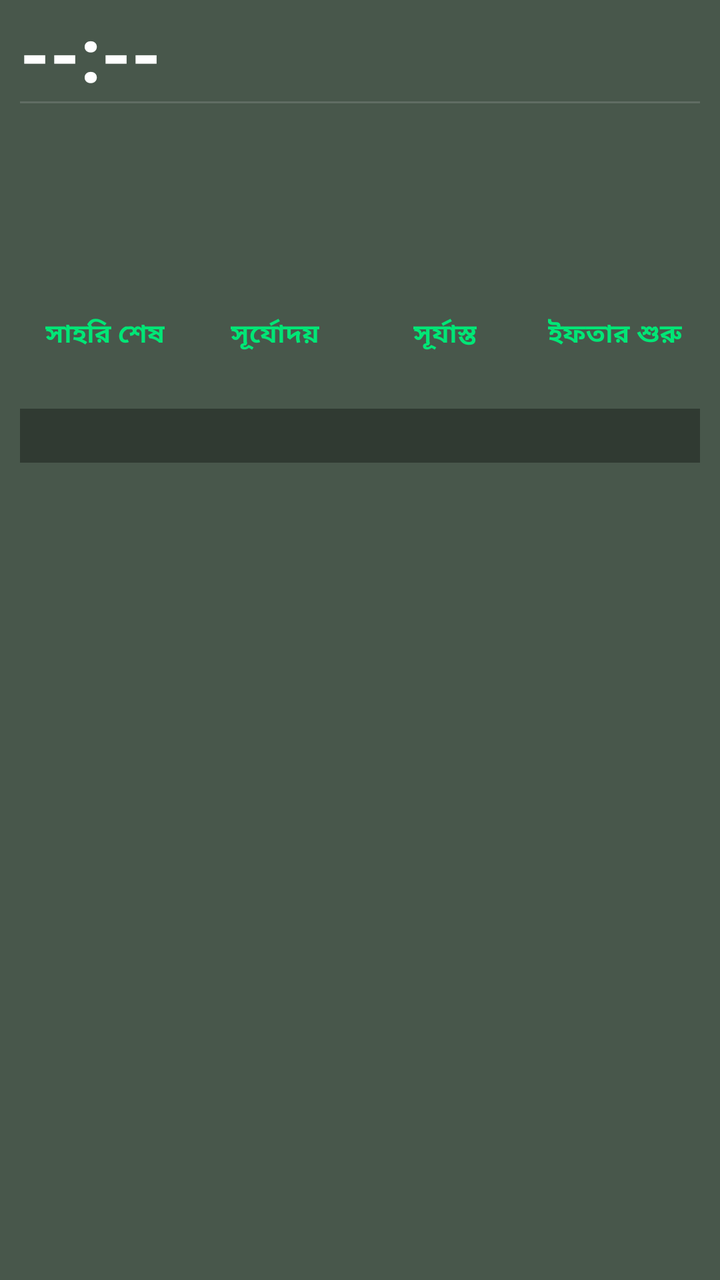
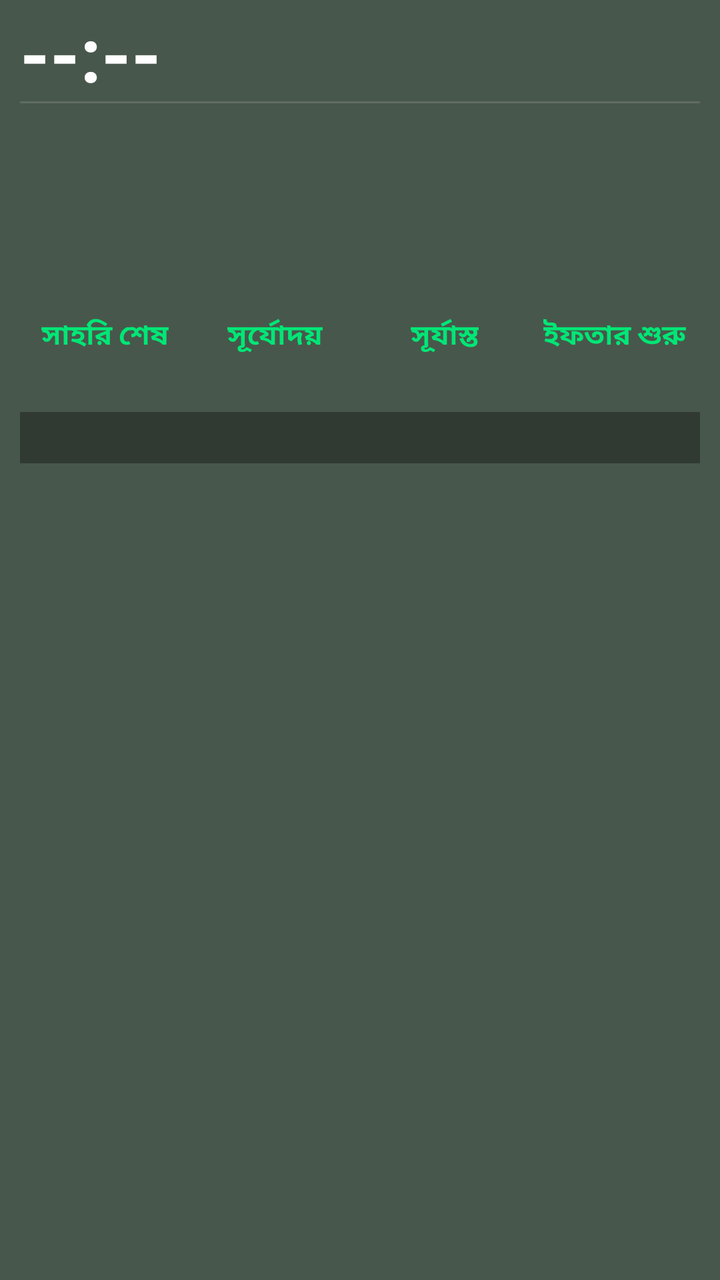

Before-and-after screenshots of an Android layout around one commit, followed by the original layout XML and the change that was made.
<!-- AndroidManifest.xml: fallback theme Theme.MaterialComponents.DayNight.NoActionBar -->
<!-- res/layout/prayer_widget_layout.xml -->
<?xml version="1.0" encoding="utf-8"?>
<LinearLayout xmlns:android="http://schemas.android.com/apk/res/android"
    android:layout_width="match_parent"
    android:layout_height="match_parent"
    android:orientation="vertical"
    android:background="@drawable/widget_background"
    android:paddingStart="10dp"
    android:paddingEnd="10dp"
    android:paddingTop="6dp"
    android:paddingBottom="8dp">

    
    <LinearLayout
        android:layout_width="match_parent"
        android:layout_height="wrap_content"
        android:orientation="horizontal"
        android:gravity="top">

        <TextView
            android:id="@+id/widget_time"
            android:layout_width="0dp"
            android:layout_height="wrap_content"
            android:layout_weight="1"
            android:text="--:--"
            android:textColor="#FFFFFF"
            android:textSize="38sp"
            android:textStyle="bold"
            android:includeFontPadding="false"
            android:gravity="start|center_vertical" />

        <LinearLayout
            android:layout_width="wrap_content"
            android:layout_height="wrap_content"
            android:orientation="vertical"
            android:gravity="end">

            <TextView
                android:id="@+id/widget_location"
                android:layout_width="wrap_content"
                android:layout_height="wrap_content"
                android:text=""
                android:textColor="#80DEEA"
                android:textSize="14sp"
                android:textStyle="bold"
                android:gravity="end"
                android:singleLine="true"
                android:ellipsize="end"
                android:maxWidth="180dp" />

            <TextView
                android:id="@+id/widget_weather"
                android:layout_width="wrap_content"
                android:layout_height="wrap_content"
                android:layout_marginTop="2dp"
                android:text=""
                android:textColor="#B0BEC5"
                android:textSize="13sp"
                android:textStyle="bold"
                android:gravity="end"
                android:singleLine="true"
                android:ellipsize="end"
                android:maxWidth="180dp" />

        </LinearLayout>

    </LinearLayout>

    
    <TextView
        android:layout_width="match_parent"
        android:layout_height="1dp"
        android:layout_marginTop="0dp"
        android:layout_marginBottom="2dp"
        android:background="#22FFFFFF"
        android:text="" />

    
    <LinearLayout
        android:layout_width="match_parent"
        android:layout_height="wrap_content"
        android:orientation="horizontal">

        
        <LinearLayout
            android:layout_width="0dp"
            android:layout_height="wrap_content"
            android:layout_weight="0.85"
            android:orientation="vertical">

            <TextView
                android:id="@+id/widget_waqt_name"
                android:layout_width="wrap_content"
                android:layout_height="wrap_content"
                android:text=""
                android:textColor="#00E676"
                android:textSize="20sp"
                android:textStyle="bold" />

            <TextView
                android:id="@+id/widget_waqt_range"
                android:layout_width="wrap_content"
                android:layout_height="wrap_content"
                android:layout_marginTop="-2dp"
                android:text=""
                android:textColor="#ECEFF1"
                android:textSize="18sp"
                android:textStyle="bold" />

            <TextView
                android:id="@+id/widget_waqt_remaining_label"
                android:layout_width="wrap_content"
                android:layout_height="wrap_content"
                android:layout_marginTop="0dp"
                android:text=""
                android:textColor="#CE93D8"
                android:textSize="16sp"
                android:textStyle="bold" />

            <TextView
                android:id="@+id/widget_waqt_remaining_value"
                android:layout_width="wrap_content"
                android:layout_height="wrap_content"
                android:layout_marginTop="0dp"
                android:text=""
                android:textColor="#FFFFFF"
                android:textSize="18sp"
                android:textStyle="bold" />

        </LinearLayout>

        
        <LinearLayout
            android:layout_width="0dp"
            android:layout_height="wrap_content"
            android:layout_weight="1.15"
            android:orientation="vertical">

            <TextView
                android:id="@+id/widget_day"
                android:layout_width="match_parent"
                android:layout_height="wrap_content"
                android:text=""
                android:textColor="#00E676"
                android:textSize="20sp"
                android:textStyle="bold"
                android:singleLine="true"
                android:ellipsize="end"
                android:gravity="end" />

            <TextView
                android:id="@+id/widget_gregorian"
                android:layout_width="match_parent"
                android:layout_height="wrap_content"
                android:layout_marginTop="0dp"
                android:text=""
                android:textColor="#E0E0E0"
                android:textSize="16sp"
                android:textStyle="bold"
                android:gravity="end" />

            <TextView
                android:id="@+id/widget_hijri"
                android:layout_width="match_parent"
                android:layout_height="wrap_content"
                android:layout_marginTop="0dp"
                android:text=""
                android:textColor="#CE93D8"
                android:textSize="16sp"
                android:textStyle="bold"
                android:gravity="end"
                android:singleLine="true"
                android:ellipsize="end" />

            <TextView
                android:id="@+id/widget_bangla_date"
                android:layout_width="match_parent"
                android:layout_height="wrap_content"
                android:layout_marginTop="0dp"
                android:text=""
                android:textColor="#80DEEA"
                android:textSize="16sp"
                android:textStyle="bold"
                android:gravity="end" />

        </LinearLayout>
    </LinearLayout>

    
    <LinearLayout
        android:layout_width="match_parent"
        android:layout_height="wrap_content"
        android:layout_marginTop="8dp"
        android:orientation="horizontal">

        <LinearLayout
            android:layout_width="0dp"
            android:layout_height="wrap_content"
            android:layout_weight="1"
            android:orientation="vertical"
            android:gravity="center">

            <TextView
                android:id="@+id/widget_sehri_label"
                android:layout_width="wrap_content"
                android:layout_height="wrap_content"
                android:text="সাহরি শেষ"
                android:textColor="#00E676"
                android:textSize="13sp"
                android:textStyle="bold" />

            <TextView
                android:id="@+id/widget_sehri"
                android:layout_width="wrap_content"
                android:layout_height="wrap_content"
                android:text=""
                android:textColor="#00E676"
                android:textSize="16sp"
                android:textStyle="bold" />

        </LinearLayout>

        <LinearLayout
            android:layout_width="0dp"
            android:layout_height="wrap_content"
            android:layout_weight="1"
            android:orientation="vertical"
            android:gravity="center">

            <TextView
                android:id="@+id/widget_sunrise_label"
                android:layout_width="wrap_content"
                android:layout_height="wrap_content"
                android:text="সূর্যোদয়"
                android:textColor="#00E676"
                android:textSize="13sp"
                android:textStyle="bold" />

            <TextView
                android:id="@+id/widget_sunrise"
                android:layout_width="wrap_content"
                android:layout_height="wrap_content"
                android:text=""
                android:textColor="#00E676"
                android:textSize="16sp"
                android:textStyle="bold" />

        </LinearLayout>

        <LinearLayout
            android:layout_width="0dp"
            android:layout_height="wrap_content"
            android:layout_weight="1"
            android:orientation="vertical"
            android:gravity="center">

            <TextView
                android:id="@+id/widget_sunset_label"
                android:layout_width="wrap_content"
                android:layout_height="wrap_content"
                android:text="সূর্যাস্ত"
                android:textColor="#00E676"
                android:textSize="13sp"
                android:textStyle="bold" />

            <TextView
                android:id="@+id/widget_sunset"
                android:layout_width="wrap_content"
                android:layout_height="wrap_content"
                android:text=""
                android:textColor="#00E676"
                android:textSize="16sp"
                android:textStyle="bold" />

        </LinearLayout>

        <LinearLayout
            android:layout_width="0dp"
            android:layout_height="wrap_content"
            android:layout_weight="1"
            android:orientation="vertical"
            android:gravity="center">

            <TextView
                android:id="@+id/widget_iftar_label"
                android:layout_width="wrap_content"
                android:layout_height="wrap_content"
                android:text="ইফতার শুরু"
                android:textColor="#00E676"
                android:textSize="13sp"
                android:textStyle="bold" />

            <TextView
                android:id="@+id/widget_iftar"
                android:layout_width="wrap_content"
                android:layout_height="wrap_content"
                android:text=""
                android:textColor="#00E676"
                android:textSize="16sp"
                android:textStyle="bold" />

        </LinearLayout>

    </LinearLayout>

    
    <TextView
        android:id="@+id/widget_alert"
        android:layout_width="match_parent"
        android:layout_height="wrap_content"
        android:layout_marginTop="6dp"
        android:paddingTop="4dp"
        android:paddingBottom="4dp"
        android:paddingStart="4dp"
        android:paddingEnd="4dp"
        android:background="#55000000"
        android:text=""
        android:textColor="#FFD54F"
        android:textSize="14sp"
        android:textStyle="bold"
        android:gravity="start"
        android:maxLines="10"
        android:ellipsize="end" />

</LinearLayout>
<!-- resources referenced by this layout -->
<resources>
  <!-- drawable widget_background (drawable) -->
  <?xml version="1.0" encoding="utf-8"?>
  <shape xmlns:android="http://schemas.android.com/apk/res/android"
      android:shape="rectangle">
      <solid android:color="#CC1B2E1F" />
  </shape>
</resources>

<!-- the commit's change to res/layout/prayer_widget_layout.xml (unified diff, before → after) -->
@@ -205,7 +205,7 @@
                 android:layout_height="wrap_content"
                 android:text="সাহরি শেষ"
                 android:textColor="#00E676"
-                android:textSize="13sp"
+                android:textSize="14sp"
                 android:textStyle="bold" />
 
             <TextView
@@ -232,7 +232,7 @@
                 android:layout_height="wrap_content"
                 android:text="সূর্যোদয়"
                 android:textColor="#00E676"
-                android:textSize="13sp"
+                android:textSize="14sp"
                 android:textStyle="bold" />
 
             <TextView
@@ -259,7 +259,7 @@
                 android:layout_height="wrap_content"
                 android:text="সূর্যাস্ত"
                 android:textColor="#00E676"
-                android:textSize="13sp"
+                android:textSize="14sp"
                 android:textStyle="bold" />
 
             <TextView
@@ -286,7 +286,7 @@
                 android:layout_height="wrap_content"
                 android:text="ইফতার শুরু"
                 android:textColor="#00E676"
-                android:textSize="13sp"
+                android:textSize="14sp"
                 android:textStyle="bold" />
 
             <TextView
@@ -315,7 +315,7 @@
         android:background="#55000000"
         android:text=""
         android:textColor="#FFD54F"
-        android:textSize="14sp"
+        android:textSize="13sp"
         android:textStyle="bold"
         android:gravity="start"
         android:maxLines="10"
